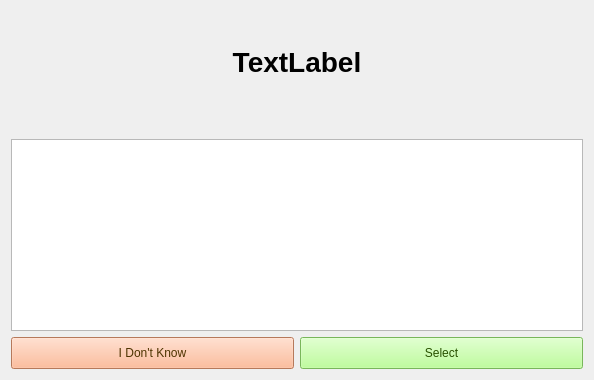
Old version of the form Ui/pract2.ui in the repository robinpalat/idiomindQt.
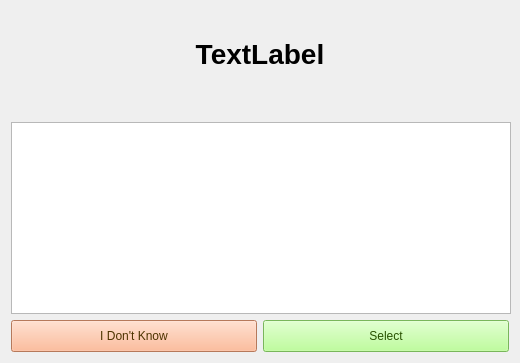
New version of the form. Icons and pictures are not drawn. Custom widgets are drawn as their Qt base class.

Diff of the .ui file:
```diff
--- a/Ui/pract2.ui
+++ b/Ui/pract2.ui
@@ -6,10 +6,22 @@
    <rect>
     <x>0</x>
     <y>0</y>
-    <width>594</width>
-    <height>380</height>
+    <width>520</width>
+    <height>363</height>
    </rect>
   </property>
+  <property name="sizePolicy">
+   <sizepolicy hsizetype="Minimum" vsizetype="Preferred">
+    <horstretch>0</horstretch>
+    <verstretch>0</verstretch>
+   </sizepolicy>
+  </property>
+  <property name="minimumSize">
+   <size>
+    <width>520</width>
+    <height>360</height>
+   </size>
+  </property>
   <property name="windowTitle">
    <string>Multiple-choice</string>
   </property>
@@ -17,11 +29,11 @@
    <iconset resource="../res.qrc">
     <normaloff>:/Images/idiomind.png</normaloff>:/Images/idiomind.png</iconset>
   </property>
-  <layout class="QVBoxLayout" name="verticalLayout_2">
+  <layout class="QGridLayout" name="gridLayout">
    <property name="topMargin">
     <number>0</number>
    </property>
-   <item>
+   <item row="0" column="0">
     <layout class="QVBoxLayout" name="verticalLayout">
      <item>
       <widget class="QWidget" name="widget" native="true">
@@ -74,7 +86,7 @@
        </property>
        <property name="minimumSize">
         <size>
-         <width>0</width>
+         <width>500</width>
          <height>0</height>
         </size>
        </property>
@@ -101,7 +113,7 @@
           </property>
           <property name="font">
            <font>
-            <pointsize>14</pointsize>
+            <pointsize>13</pointsize>
            </font>
           </property>
           <property name="focusPolicy">
@@ -169,13 +181,19 @@
      </item>
     </layout>
    </item>
-   <item>
+   <item row="1" column="0">
     <layout class="QHBoxLayout" name="horizontalLayout">
      <item>
       <widget class="QPushButton" name="pushButton_no">
+       <property name="sizePolicy">
+        <sizepolicy hsizetype="Preferred" vsizetype="Fixed">
+         <horstretch>0</horstretch>
+         <verstretch>0</verstretch>
+        </sizepolicy>
+       </property>
        <property name="minimumSize">
         <size>
-         <width>0</width>
+         <width>80</width>
          <height>32</height>
         </size>
        </property>
@@ -192,7 +210,7 @@
       <widget class="QPushButton" name="pushButton_ok">
        <property name="minimumSize">
         <size>
-         <width>0</width>
+         <width>80</width>
          <height>32</height>
         </size>
        </property>
```
